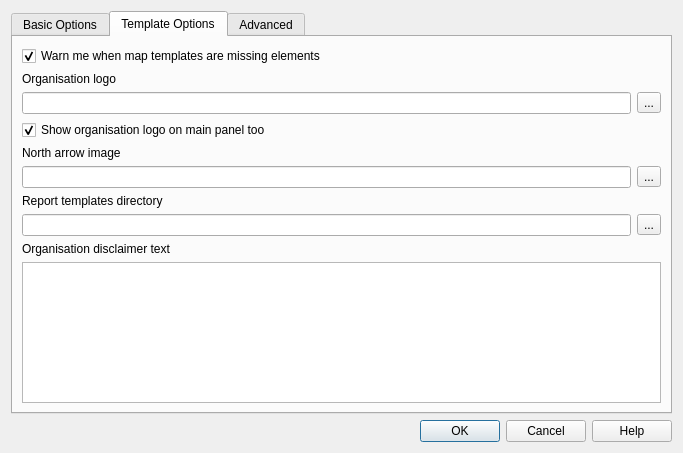
inasafe/inasafe, file safe_qgis/ui/options_dialog_base.ui: the form before one commit.
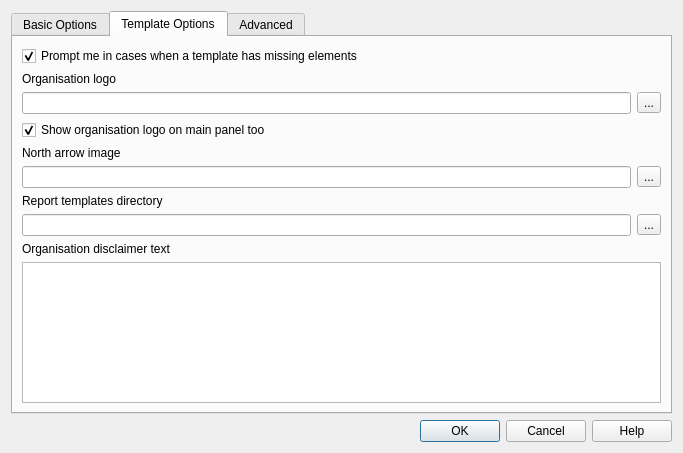
The form after the commit. The open tabs and pages were chosen to show the change. Icons and pictures are not drawn.

Patch:
```diff
--- a/safe_qgis/ui/options_dialog_base.ui
+++ b/safe_qgis/ui/options_dialog_base.ui
@@ -292,7 +292,7 @@
        <item>
         <widget class="QCheckBox" name="template_warning_checkbox">
          <property name="text">
-          <string>Warn me when map templates are missing elements</string>
+          <string>Prompt me in cases when a template has missing elements</string>
          </property>
          <property name="checked">
           <bool>true</bool>
```
Left out of the diff: 2 changed lines with no effect on the pictures.
